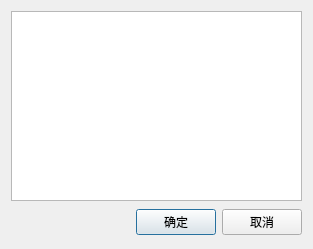
Before: the Qt Designer form plugins/ctk_zoocmd_ui/SetupDlg.ui in shamozhishu/zoo, drawn with Qt 5.
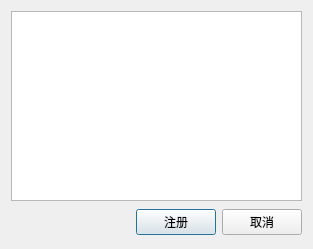
After: the same form once the commit is applied. Icons and pictures are not drawn.

Patch:
```diff
--- a/plugins/ctk_zoocmd_ui/SetupDlg.ui
+++ b/plugins/ctk_zoocmd_ui/SetupDlg.ui
@@ -70,7 +70,7 @@
      <item>
       <widget class="QPushButton" name="okButton">
        <property name="text">
-        <string>确定</string>
+        <string>注册</string>
        </property>
       </widget>
      </item>
```
Left out of the diff: 6 changed lines with no effect on the pictures.
